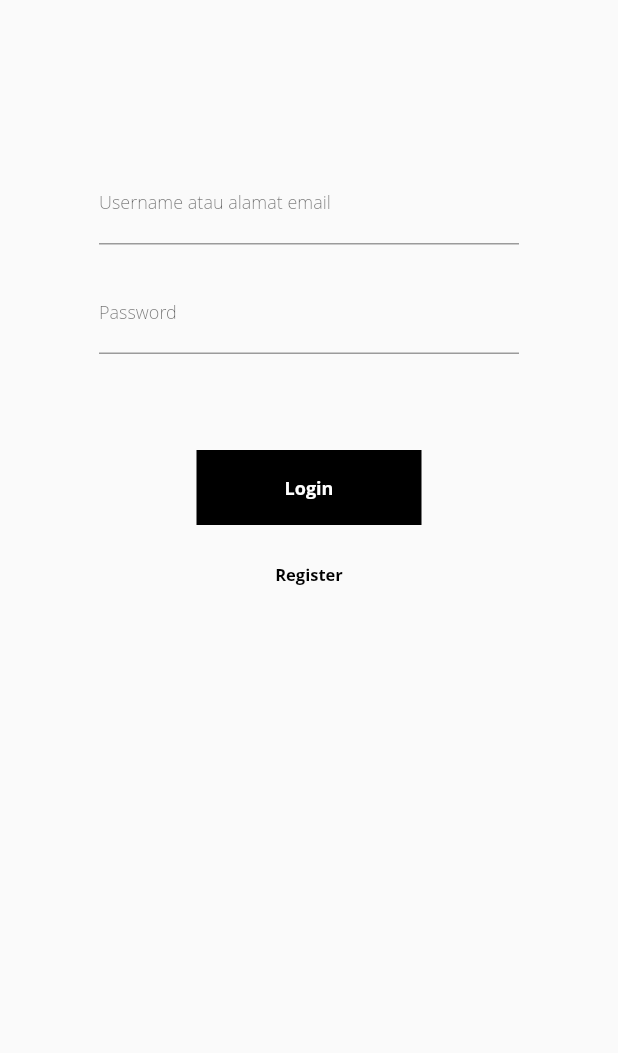
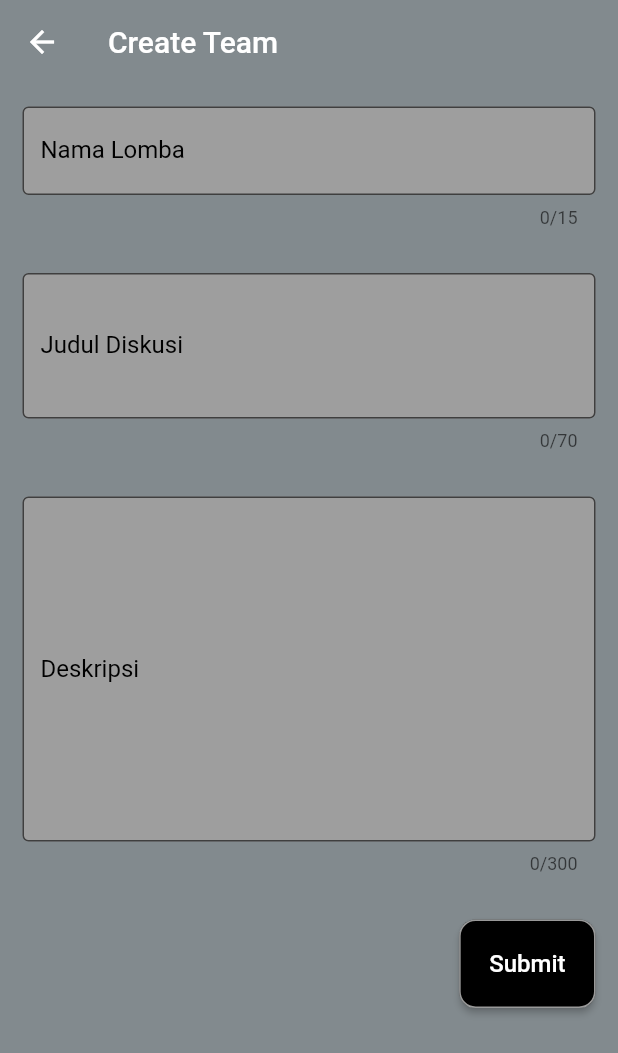
Before and after one commit to glorypuncuna/ForUI, a Flutter app: the screen it shows after launch, on a phone screen of 412 x 824 dp. Shown: the top 1053 px of the screen. Run offline on Flutter 3.47's test engine with Material 2 defaults, Android fonts, the phone set to English and light mode, and no system bars; our stand-ins replace firebase_auth, flutter_spinkit; missing offline and left inert: this_forum; accounts and stored records are empty; Roboto replaces fonts that are missing (Open Sans).

Commit message:
Add files via upload

```diff
--- /dev/null
+++ b/lib/formForum.dart
@@ -0,0 +1,152 @@
+import 'package:flutter/material.dart';
+import 'package:this_forum/mainForum.dart';
+
+class Forum extends StatefulWidget {
+  @override
+  _ForumState createState() => _ForumState();
+}
+
+final namaLombaController = TextEditingController();
+final judulDiskusiController = TextEditingController();
+final isiDiskusiController = TextEditingController();
+
+class _ForumState extends State<Forum> {
+  @override
+  void dispose() {
+    namaLombaController.dispose();
+    judulDiskusiController.dispose();
+    isiDiskusiController.dispose();
+    super.dispose();
+  }
+
+  @override
+  Widget build(BuildContext context) {
+    return MaterialApp(
+      home: Scaffold(
+        appBar: AppBar(
+          backgroundColor: Colors.transparent,
+          elevation: 0.0,
+          title: Text("Create Team"),
+          leading: IconButton(
+            icon: const Icon(Icons.arrow_back),
+            onPressed: () {},
+          ),
+        ),
+        backgroundColor: Color.fromARGB(0xFF, 0x82, 0x8A, 0x8E),
+        body: Form(
+          child: SingleChildScrollView(
+            child: Column(
+              crossAxisAlignment: CrossAxisAlignment.start,
+              children: <Widget>[
+                Container(
+                  padding: new EdgeInsets.all(15.0),
+                  child: namaLomba(),
+                ),
+                Container(
+                  padding: new EdgeInsets.all(15.0),
+                  child: judulDiskusi(),
+                ),
+                Container(
+                  padding: new EdgeInsets.all(15.0),
+                  child: isiDiskusi(),
+                ),
+                Container(
+                  alignment: Alignment.bottomRight,
+                  padding: new EdgeInsets.all(15.0),
+                  child: tombolKirim(context),
+                ),
+              ],
+            ),
+          ),
+        ),
+      ),
+    );
+  }
+}
+
+TextFormField namaLomba() {
+  return TextFormField(
+    controller: namaLombaController,
+    textCapitalization: TextCapitalization.sentences,
+    maxLength: 15,
+    maxLengthEnforced: true,
+    decoration: const InputDecoration(
+      fillColor: Colors.grey,
+      filled: true,
+      focusedBorder: OutlineInputBorder(
+        borderSide: const BorderSide(color: Colors.black),
+      ),
+      border: OutlineInputBorder(),
+      hintText: 'Tulis nama lomba yang ingin kamu ikuti',
+      labelText: 'Nama Lomba',
+      labelStyle: TextStyle(color: Colors.black),
+    ),
+  );
+}
+
+TextFormField judulDiskusi() {
+  return TextFormField(
+    controller: judulDiskusiController,
+    textCapitalization: TextCapitalization.sentences,
+    maxLength: 70,
+    maxLines: 3,
+    decoration: const InputDecoration(
+      fillColor: Colors.grey,
+      filled: true,
+      focusedBorder: OutlineInputBorder(
+        borderSide: const BorderSide(color: Colors.black),
+      ),
+      border: OutlineInputBorder(),
+      hintText: 'Tulis judul diskusi atau pertanyaan',
+      labelText: 'Judul Diskusi',
+      labelStyle: TextStyle(color: Colors.black),
+    ),
+  );
+}
+
+TextFormField isiDiskusi() {
+  return TextFormField(
+    controller: isiDiskusiController,
+    textCapitalization: TextCapitalization.sentences,
+    keyboardType: TextInputType.multiline,
+    maxLength: 300,
+    maxLines: 10,
+    decoration: const InputDecoration(
+      fillColor: Colors.grey,
+      filled: true,
+      focusedBorder: OutlineInputBorder(
+        borderSide: const BorderSide(color: Colors.black),
+      ),
+      border: OutlineInputBorder(),
+      hintText:
+          'Tulis deskripsi dari diskusi yang ingin kamu mulai, kamu dapat menambahan kriteria member tim yang kamu inginkan',
+      labelText: 'Deskripsi',
+      labelStyle: TextStyle(color: Colors.black),
+    ),
+  );
+}
+
+RaisedButton tombolKirim(BuildContext context) {
+  return RaisedButton(
+    padding: const EdgeInsets.all(20.0),
+    shape: RoundedRectangleBorder(
+      borderRadius: BorderRadius.circular(11),
+      side: BorderSide(color: Colors.white60),
+    ),
+    child: Text(
+      'Submit',
+      style: TextStyle(
+        color: Colors.white,
+        fontSize: 16,
+      ),
+    ),
+    color: Colors.black,
+    splashColor: Colors.grey,
+    onPressed: () {
+      Navigator.push(
+        context,
+        MaterialPageRoute(builder: (context) => ForumDiscussion()),
+      );
+    },
+  );
+}
--- a/lib/main.dart
+++ b/lib/main.dart
@@ -1,21 +1,21 @@
 import 'package:flutter/material.dart';
-import 'package:provider/provider.dart';
-import 'package:forui/screens/wrapper.dart';
-import 'package:forui/services/auth.dart';
-import 'package:forui/models/user.dart';
+import 'formForum.dart';
+import 'mainForum.dart';
 
-void main() => runApp(MyApp());
+void main() {
+  runApp(MyApp());
+}
 
 class MyApp extends StatelessWidget {
   @override
   Widget build(BuildContext context) {
-    return StreamProvider<User>.value(
-      value: AuthService().user,
-      child: MaterialApp(
-        debugShowCheckedModeBanner: false,
-        home: Wrapper(),
-        theme: ThemeData(primarySwatch: Colors.grey),
-      ),
+    return MaterialApp(
+      home: Forum(),
+      title: 'Forum',
+      routes: <String, WidgetBuilder>{
+        '/formForum': (BuildContext context) => Forum(),
+        '/forum': (BuildContext context) => ForumDiscussion(),
+      },
     );
   }
 }
```
Also changed, not shown: lib/mainForum.dart (added, +178 -0 lines), lib/replyForm.dart (added, +66 -0 lines), lib/replyInReply.dart (added, +84 -0 lines), lib/replyWidget.dart (added, +77 -0 lines).
